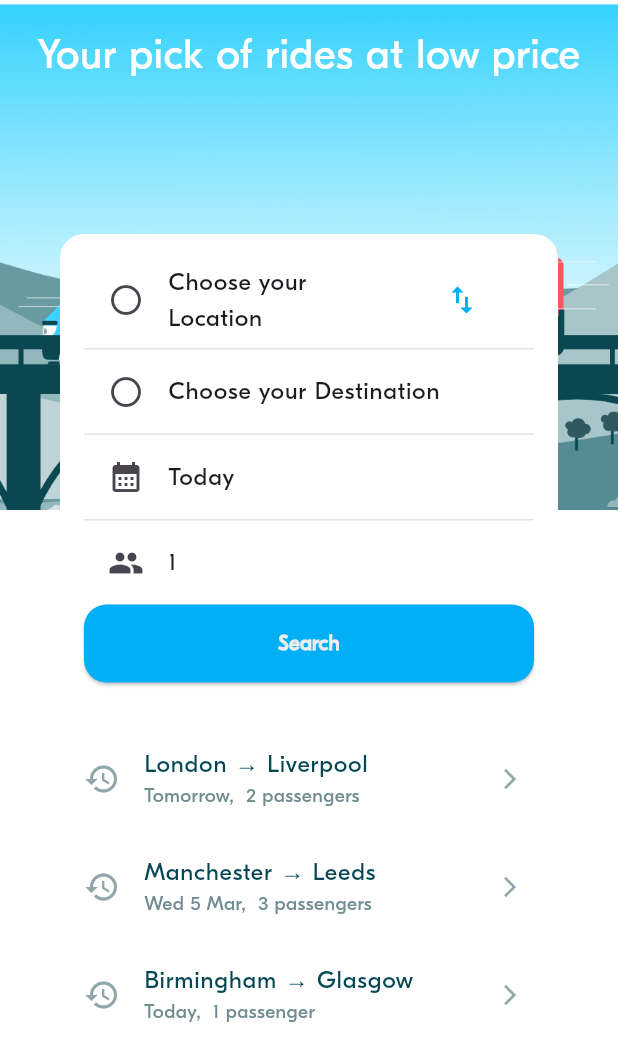
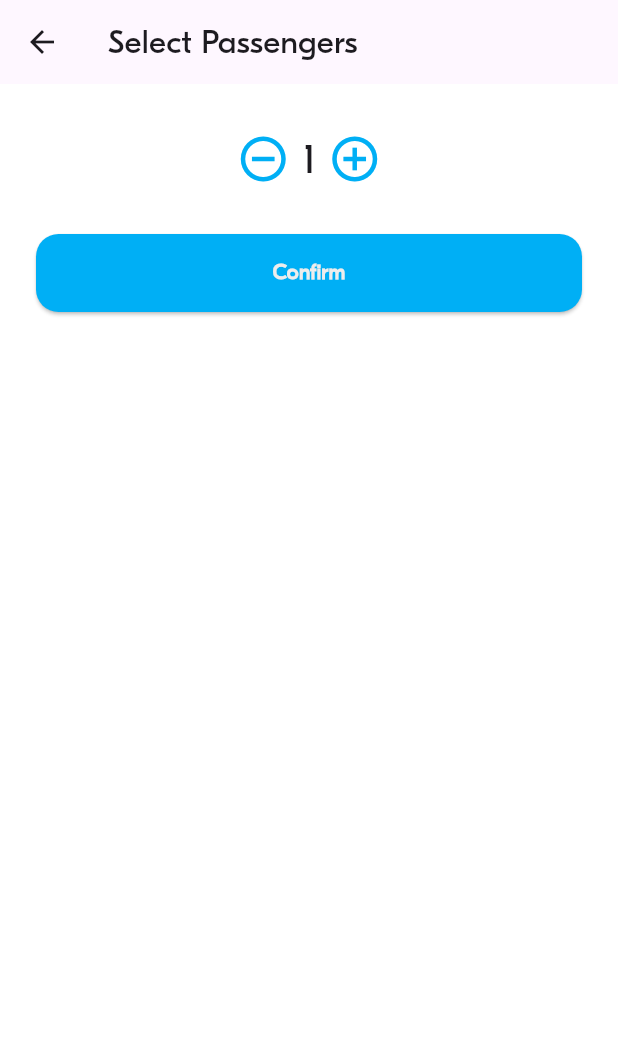
Before and after one commit to L-pixela/flutter_course_ver2, a Flutter app: the screen it shows after launch, after a tap on an icon or button, on a phone screen of 412 x 824 dp. Shown: the top 1061 px of the screen. Run offline on Flutter 3.47's test engine with Material 3 defaults, Android fonts, the phone set to English and light mode, and no system bars; project files that could hold a hidden picture were left out.

Commit message:
BLA-008 – Implement the Seat number spinner

```diff
--- a/flutter_2_course/lib/screens/ride_pref/widgets/ride_pref_form.dart
+++ b/flutter_2_course/lib/screens/ride_pref/widgets/ride_pref_form.dart
@@ -6,6 +6,7 @@ import 'package:week_3_blabla_project/utils/animations_util.dart';
 import 'package:week_3_blabla_project/utils/date_time_util.dart';
 import 'package:week_3_blabla_project/widgets/actions/bla_button.dart';
 import 'package:week_3_blabla_project/widgets/display/bla_divider.dart';
+import 'package:week_3_blabla_project/widgets/inputs/seat_spinner.dart';
 
 import '../../../model/ride/locations.dart';
 import '../../../model/ride_pref/ride_pref.dart';
@@ -136,7 +137,18 @@ class _RidePrefFormState extends State<RidePrefForm> {
               DateTimeUtils.formatDateTime(departureDate), null, () {}),
           BlaDivider(),
           //Requested Seats Field
-          inputFieldTile(Icons.people, "$requestedSeats", null, () {}),
+          inputFieldTile(
+            Icons.people,
+            "$requestedSeats",
+            null,
+            // To open the seat picker:
+            () => SeatPicker.show(
+              context: context,
+              initialSeats: requestedSeats,
+              onSeatsChanged: (newSeats) =>
+                  setState(() => requestedSeats = newSeats),
+            ),
+          ),
           //Booking Button
           BlaButton(
               type: BlaButtonType.primary,
--- a/flutter_2_course/lib/screens/ride_result/ride_screen.dart
+++ b/flutter_2_course/lib/screens/ride_result/ride_screen.dart
@@ -1,11 +1,8 @@
 import 'package:flutter/material.dart';
 import 'package:week_3_blabla_project/dummy_data/dummy_data.dart';
 import 'package:week_3_blabla_project/model/ride/locations.dart';
-import 'package:week_3_blabla_project/model/ride/ride.dart';
 import 'package:week_3_blabla_project/model/ride_pref/ride_pref.dart';
 import 'package:week_3_blabla_project/screens/ride_result/widgets/ride_card.dart';
-import 'package:week_3_blabla_project/theme/theme.dart';
-import 'package:week_3_blabla_project/utils/date_time_util.dart';
 
 class RidesScreen extends StatelessWidget {
   final RidePref selectedPref;
--- /dev/null
+++ b/flutter_2_course/lib/widgets/inputs/seat_spinner.dart
@@ -0,0 +1,111 @@
+// seat_picker.dart
+import 'package:flutter/material.dart';
+import 'package:week_3_blabla_project/theme/theme.dart';
+import 'package:week_3_blabla_project/utils/animations_util.dart';
+import 'package:week_3_blabla_project/widgets/actions/bla_button.dart';
+
+class SeatPicker extends StatefulWidget {
+  // Initial seat count from parent
+  final int initialSeats;
+
+  //Callback to notify parent of seat updates
+  final ValueChanged<int> onSeatsChanged;
+
+  const SeatPicker({
+    super.key,
+    required this.initialSeats,
+    required this.onSeatsChanged,
+  });
+
+  //
+  //Launches the seat picker as a modal dialog
+  //
+  static Future<void> show({
+    required BuildContext context,
+    required int initialSeats,
+    required ValueChanged<int> onSeatsChanged,
+  }) {
+    return Navigator.push(
+      context,
+      //Uses AnimationUtils.createBottomToTopRoute for slide-up animation.
+      AnimationUtils.createBottomToTopRoute(
+        SeatPicker(
+          //Passes parameters to initialize the picker
+          initialSeats: initialSeats,
+          onSeatsChanged: onSeatsChanged,
+        ),
+      ),
+    );
+  }
+
+  @override
+  State<SeatPicker> createState() => _SeatPickerState();
+}
+
+class _SeatPickerState extends State<SeatPicker> {
+  late int _currentSeats;
+
+  @override
+  void initState() {
+    super.initState();
+    _currentSeats = widget.initialSeats;
+  }
+
+  // Method for updating the seats
+  void _updateSeats(int newValue) {
+    setState(() => _currentSeats = newValue);
+    widget.onSeatsChanged(newValue);
+  }
+
+  //Builds the dialog structure
+  @override
+  Widget build(BuildContext context) {
+    return Scaffold(
+      appBar: AppBar(
+        title: const Text("Select Passengers"),
+        leading: IconButton(
+          icon: const Icon(Icons.arrow_back),
+          onPressed: () => Navigator.pop(context),
+        ),
+      ),
+      body: Padding(
+        padding: const EdgeInsets.all(24),
+        child: Column(
+          children: [
+            _buildSeatControls(),
+            const SizedBox(height: 24),
+            BlaButton(
+              type: BlaButtonType.primary,
+              label: "Confirm",
+              onPressedBlaButton: () => Navigator.pop(context),
+            ),
+          ],
+        ),
+      ),
+    );
+  }
+
+  // Implements seat increment/decrement UI
+  Widget _buildSeatControls() {
+    return Row(
+      mainAxisAlignment: MainAxisAlignment.center,
+      children: [
+        //Decrement Button: Disabled at 1 seat
+        IconButton(
+          icon: Icon(Icons.remove_circle_outline,
+              size: 36, color: BlaColors.primary),
+          onPressed:
+              _currentSeats > 1 ? () => _updateSeats(_currentSeats - 1) : null,
+        ),
+        Text('$_currentSeats', style: BlaTextStyles.heading),
+        //Increment Button: Disabled at 4 seats
+        IconButton(
+          icon: Icon(Icons.add_circle_outline,
+              size: 36, color: BlaColors.primary),
+          onPressed:
+              _currentSeats < 4 ? () => _updateSeats(_currentSeats + 1) : null,
+        ),
+      ],
+    );
+  }
+}
```
